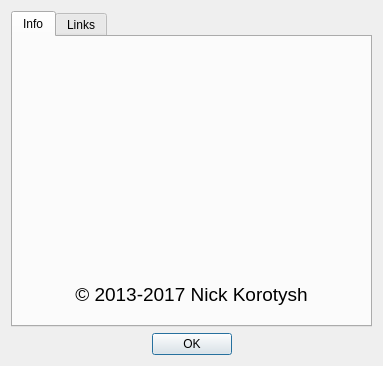
Before: the Qt Designer form digital_clock/gui/about_dialog.ui in Kolcha/DigitalClock4, drawn with Qt 5.
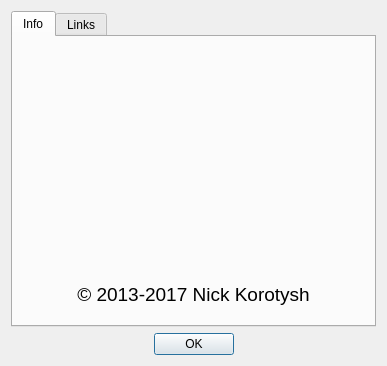
After: the same form once the commit is applied. Icons and pictures are not drawn.

Commit message: used standard button in AboutDialog

Diff of the .ui file:
```diff
--- a/digital_clock/gui/about_dialog.ui
+++ b/digital_clock/gui/about_dialog.ui
@@ -18,6 +18,9 @@
     <normaloff>:/clock/images/info.svg.p</normaloff>:/clock/images/info.svg.p</iconset>
   </property>
   <layout class="QGridLayout" name="gridLayout">
+   <property name="sizeConstraint">
+    <enum>QLayout::SetFixedSize</enum>
+   </property>
    <item row="1" column="2">
     <spacer name="h_spacer_2">
      <property name="orientation">
@@ -32,11 +35,14 @@
     </spacer>
    </item>
    <item row="1" column="1">
-    <widget class="QPushButton" name="ok_btn">
-     <property name="text">
-      <string notr="true">OK</string>
+    <widget class="QDialogButtonBox" name="buttonBox">
+     <property name="orientation">
+      <enum>Qt::Horizontal</enum>
      </property>
-     <property name="default">
+     <property name="standardButtons">
+      <set>QDialogButtonBox::Ok</set>
+     </property>
+     <property name="centerButtons">
       <bool>true</bool>
      </property>
     </widget>
```
Left out of the diff: 28 changed lines with no effect on the pictures. The commit also changes 4 other files.
